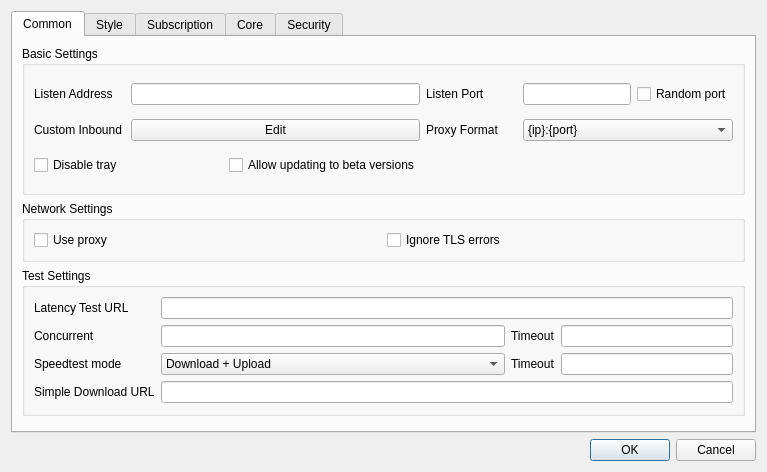
First picture: the form in include/ui/setting/dialog_basic_settings.ui, repository forestsnet/Throne, before the edit.
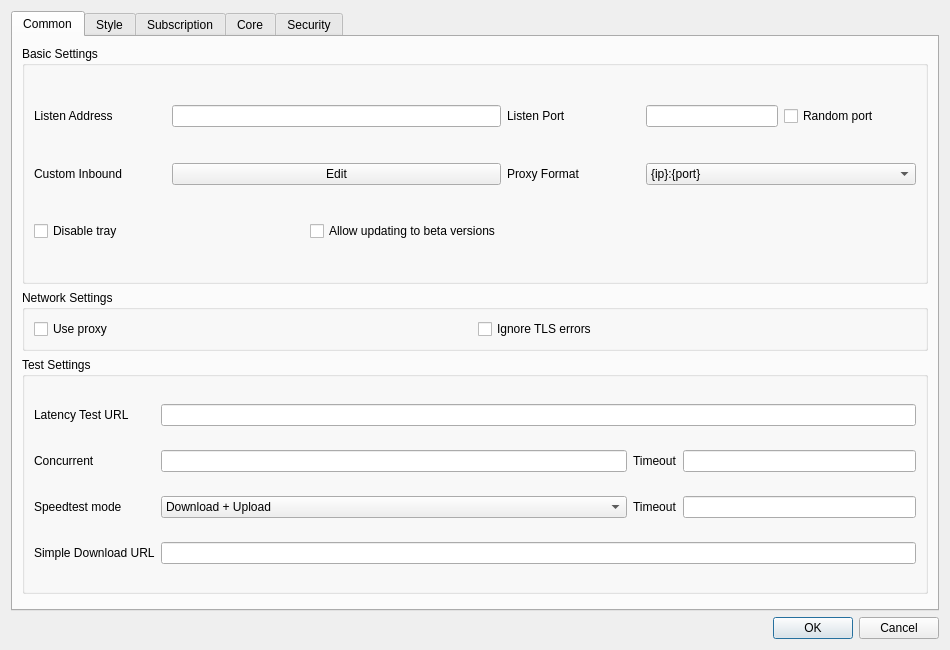
Second picture: the form after the edit. Custom widgets are drawn as their Qt base class.

Commit message: Изменить предпочтение Xray VLESS на XhttpAndReality и обновить размеры диалогового окна в настройках

```diff
--- a/include/ui/setting/dialog_basic_settings.ui
+++ b/include/ui/setting/dialog_basic_settings.ui
@@ -6,8 +6,8 @@
    <rect>
     <x>0</x>
     <y>0</y>
-    <width>767</width>
-    <height>472</height>
+    <width>950</width>
+    <height>650</height>
    </rect>
   </property>
   <property name="sizePolicy">
```
The commit also changes 2 other files.
